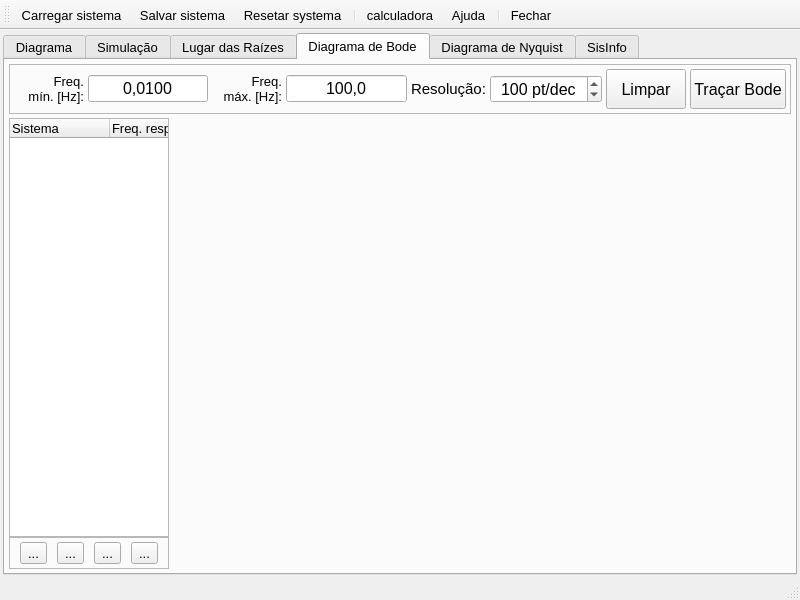
Qt form MainWindow.ui (miguelmoreto/labcontrole) before a commit.
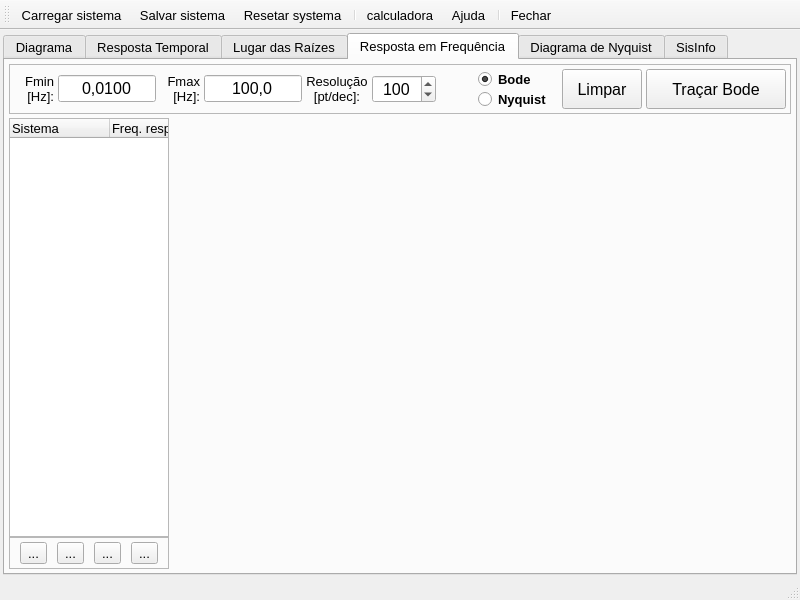
The same form after that commit. Icons and pictures are not drawn. Custom widgets are drawn as their Qt base class.

Commit message: Changed UI. Only one tab for Frequency Response (Bode and Nyquist). Methods to manage the plots updated to deal with the correct axis (bode or plot). Other formatting changes.

Patch:
```diff
--- a/MainWindow.ui
+++ b/MainWindow.ui
@@ -2347,7 +2347,7 @@
       </widget>
       <widget class="QWidget" name="tabSimul">
        <attribute name="title">
-        <string>Simulação</string>
+        <string>Resposta Temporal</string>
        </attribute>
        <layout class="QVBoxLayout" name="verticalLayout_12" stretch="0,1">
         <property name="spacing">
@@ -3500,7 +3500,7 @@
       </widget>
       <widget class="QWidget" name="tabBode">
        <attribute name="title">
-        <string>Diagrama de Bode</string>
+        <string>Resposta em Frequência</string>
        </attribute>
        <layout class="QVBoxLayout" name="verticalLayout_8" stretch="0,1">
         <property name="spacing">
@@ -3528,7 +3528,7 @@
           </property>
           <property name="maximumSize">
            <size>
-            <width>1000</width>
+            <width>16777215</width>
             <height>50</height>
            </size>
           </property>
@@ -3556,15 +3556,21 @@
            </property>
            <item>
             <widget class="QLabel" name="labelFmin">
+             <property name="sizePolicy">
+              <sizepolicy hsizetype="Preferred" vsizetype="Expanding">
+               <horstretch>0</horstretch>
+               <verstretch>0</verstretch>
+              </sizepolicy>
+             </property>
              <property name="minimumSize">
               <size>
-               <width>70</width>
+               <width>40</width>
                <height>30</height>
               </size>
              </property>
              <property name="maximumSize">
               <size>
-               <width>16777215</width>
+               <width>40</width>
                <height>100</height>
               </size>
              </property>
@@ -3580,8 +3586,7 @@
               <number>0</number>
              </property>
              <property name="text">
-              <string>Freq.
-mín. [Hz]:</string>
+              <string notr="true">Fmin [Hz]:</string>
              </property>
              <property name="alignment">
               <set>Qt::AlignRight|Qt::AlignTrailing|Qt::AlignVCenter</set>
@@ -3595,10 +3600,16 @@
             <widget class="QLineEdit" name="lineEditFmin">
              <property name="minimumSize">
               <size>
-               <width>0</width>
+               <width>80</width>
                <height>25</height>
               </size>
              </property>
+             <property name="maximumSize">
+              <size>
+               <width>100</width>
+               <height>16777215</height>
+              </size>
+             </property>
              <property name="font">
               <font>
                <pointsize>12</pointsize>
@@ -3616,13 +3627,13 @@
             <widget class="QLabel" name="labelFmax">
              <property name="minimumSize">
               <size>
-               <width>70</width>
+               <width>40</width>
                <height>0</height>
               </size>
              </property>
              <property name="maximumSize">
               <size>
-               <width>16777215</width>
+               <width>40</width>
                <height>100</height>
               </size>
              </property>
@@ -3638,14 +3649,13 @@
               <number>0</number>
              </property>
              <property name="text">
-              <string>Freq.
-máx. [Hz]:</string>
+              <string notr="true">Fmax [Hz]:</string>
              </property>
              <property name="alignment">
               <set>Qt::AlignRight|Qt::AlignTrailing|Qt::AlignVCenter</set>
              </property>
              <property name="wordWrap">
-              <bool>false</bool>
+              <bool>true</bool>
              </property>
             </widget>
            </item>
@@ -3653,10 +3663,16 @@
             <widget class="QLineEdit" name="lineEditFmax">
              <property name="minimumSize">
               <size>
-               <width>0</width>
+               <width>80</width>
                <height>25</height>
               </size>
              </property>
+             <property name="maximumSize">
+              <size>
+               <width>100</width>
+               <height>16777215</height>
+              </size>
+             </property>
              <property name="font">
               <font>
                <pointsize>12</pointsize>
@@ -3672,6 +3688,12 @@
            </item>
            <item>
             <widget class="QLabel" name="labelBodeRes">
+             <property name="sizePolicy">
+              <sizepolicy hsizetype="Preferred" vsizetype="Expanding">
+               <horstretch>0</horstretch>
+               <verstretch>0</verstretch>
+              </sizepolicy>
+             </property>
              <property name="minimumSize">
               <size>
                <width>0</width>
@@ -3681,12 +3703,12 @@
              <property name="maximumSize">
               <size>
                <width>16777215</width>
-               <height>20</height>
+               <height>80</height>
               </size>
              </property>
              <property name="font">
               <font>
-               <pointsize>11</pointsize>
+               <pointsize>10</pointsize>
               </font>
              </property>
              <property name="lineWidth">
@@ -3696,7 +3718,8 @@
               <number>0</number>
              </property>
              <property name="text">
-              <string>Resolução:</string>
+              <string>Resolução
+[pt/dec]:</string>
              </property>
              <property name="alignment">
               <set>Qt::AlignCenter</set>
@@ -3726,7 +3749,7 @@
               <enum>QAbstractSpinBox::UpDownArrows</enum>
              </property>
              <property name="suffix">
-              <string notr="true"> pt/dec</string>
+              <string notr="true"/>
              </property>
              <property name="decimals">
               <number>0</number>
@@ -3743,7 +3766,103 @@
             </widget>
            </item>
            <item>
-            <widget class="QPushButton" name="btnBodeClearAxis">
+            <spacer name="horizontalSpacer_5">
+             <property name="orientation">
+              <enum>Qt::Horizontal</enum>
+             </property>
+             <property name="sizeHint" stdset="0">
+              <size>
+               <width>40</width>
+               <height>20</height>
+              </size>
+             </property>
+            </spacer>
+           </item>
+           <item>
+            <widget class="QFrame" name="frameBodeNyquist">
+             <property name="sizePolicy">
+              <sizepolicy hsizetype="Preferred" vsizetype="Expanding">
+               <horstretch>0</horstretch>
+               <verstretch>0</verstretch>
+              </sizepolicy>
+             </property>
+             <property name="minimumSize">
+              <size>
+               <width>80</width>
+               <height>0</height>
+              </size>
+             </property>
+             <property name="maximumSize">
+              <size>
+               <width>16777215</width>
+               <height>50</height>
+              </size>
+             </property>
+             <property name="frameShape">
+              <enum>QFrame::NoFrame</enum>
+             </property>
+             <property name="frameShadow">
+              <enum>QFrame::Plain</enum>
+             </property>
+             <property name="lineWidth">
+              <number>0</number>
+             </property>
+             <layout class="QVBoxLayout" name="verticalLayout_13">
+              <property name="spacing">
+               <number>0</number>
+              </property>
+              <property name="leftMargin">
+               <number>0</number>
+              </property>
+              <property name="topMargin">
+               <number>0</number>
+              </property>
+              <property name="rightMargin">
+               <number>0</number>
+              </property>
+              <property name="bottomMargin">
+               <number>0</number>
+              </property>
+              <item>
+               <widget class="QRadioButton" name="radioBtnBode">
+                <property name="font">
+                 <font>
+                  <weight>75</weight>
+                  <bold>true</bold>
+                 </font>
+                </property>
+                <property name="toolTip">
+                 <string>Para traçar o diagrama de Bode a partir dos dados da resposta em frequência.</string>
+                </property>
+                <property name="text">
+                 <string notr="true">Bode</string>
+                </property>
+                <property name="checked">
+                 <bool>true</bool>
+                </property>
+               </widget>
+              </item>
+              <item>
+               <widget class="QRadioButton" name="radioBtnNyquist">
+                <property name="font">
+                 <font>
+                  <weight>75</weight>
+                  <bold>true</bold>
+                 </font>
+                </property>
+                <property name="toolTip">
+                 <string>Para traçar o diagrama de Nyquist a partir dos dados da resposta em frequência.</string>
+                </property>
+                <property name="text">
+                 <string notr="true">Nyquist</string>
+                </property>
+               </widget>
+              </item>
+             </layout>
+            </widget>
+           </item>
+           <item>
+            <widget class="QPushButton" name="btnFreqResponseClearAxis">
              <property name="minimumSize">
               <size>
                <width>0</width>
@@ -3767,7 +3886,7 @@
             <widget class="QPushButton" name="btnPlotBode">
              <property name="minimumSize">
               <size>
-               <width>0</width>
+               <width>140</width>
                <height>40</height>
               </size>
              </property>
```
Left out of the diff: 2 changed lines with no effect on the pictures. The commit also changes 1 other file.
